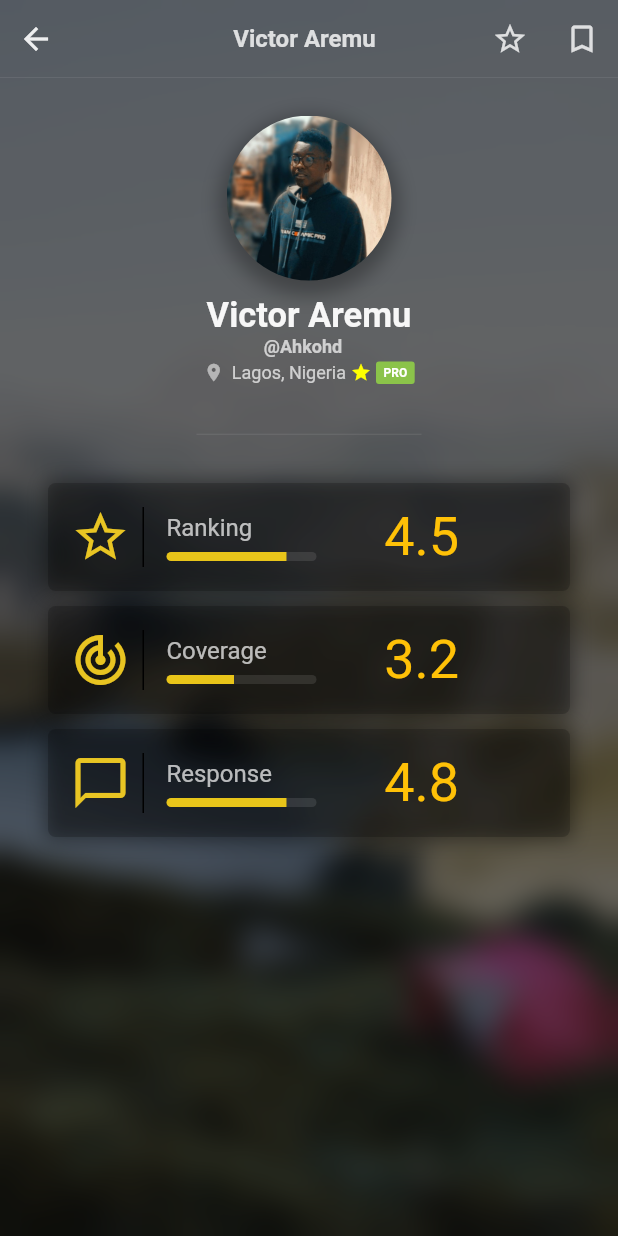
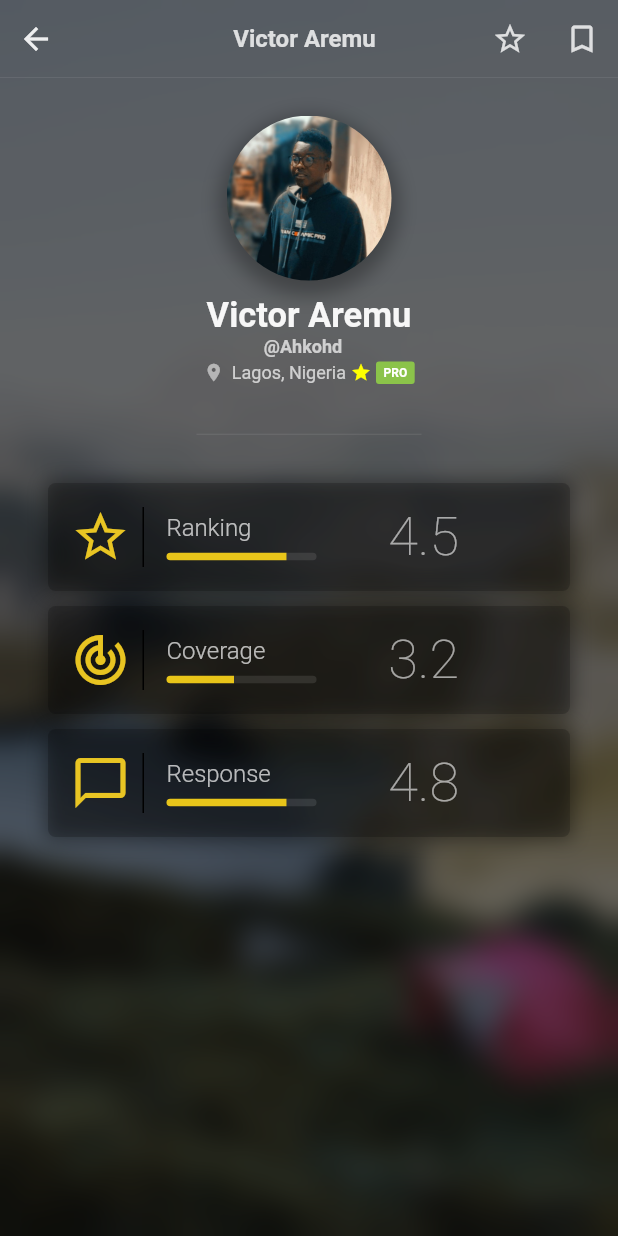
Before and after one commit to ahkohd/flutter-day-1, a Flutter app: the screen it shows after launch, on a phone screen of 412 x 824 dp. Run offline on Flutter 3.47's test engine with Material 2 defaults, Android fonts, the phone set to English and light mode, and no system bars.

Commit message:
Colors, and Minor Fix

```diff
--- a/first_app/lib/main.dart
+++ b/first_app/lib/main.dart
@@ -48,14 +48,16 @@ class MyApp extends StatelessWidget {
                             style: TextStyle(
                                 color: Colors.white70,
                                 fontSize: 16,
-                                fontWeight: FontWeight.w400),
+                                // fontWeight: FontWeight.w400
+                                fontWeight: FontWeight.w300
+                                ),
                           )),
                           Container(
                               child: Row(
                             children: <Widget>[
                               Container(
                                 width: length,
-                                height: 6,
+                                height: 5,
                                 margin: EdgeInsets.only(top: 7),
                                 decoration: BoxDecoration(
                                     // color: Colors.amberAccent,
@@ -65,7 +67,7 @@ class MyApp extends StatelessWidget {
                               ),
                               Container(
                                 width: (100 - length),
-                                height: 6,
+                                height: 5,
                                 margin: EdgeInsets.only(top: 7),
                                 decoration: BoxDecoration(
                                     borderRadius: BorderRadius.horizontal(
@@ -82,7 +84,9 @@ class MyApp extends StatelessWidget {
                         padding: EdgeInsets.only(left: 10),
                         child: Text(count.toString(),
                             style: TextStyle(
-                              color: Colors.amber,
+                              // color: Colors.amber,
+                              fontWeight: FontWeight.w200,
+                              color: Color.fromRGBO(255, 255, 255, .6),
                               fontSize: 36,
                             )),
                       )
```
